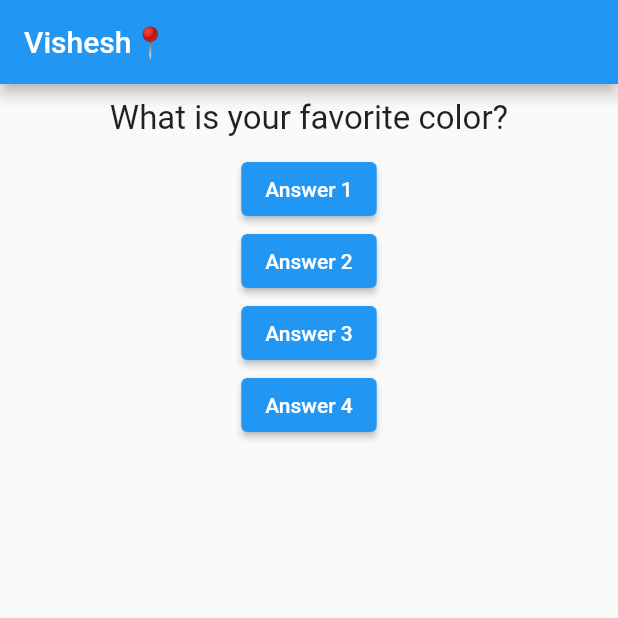
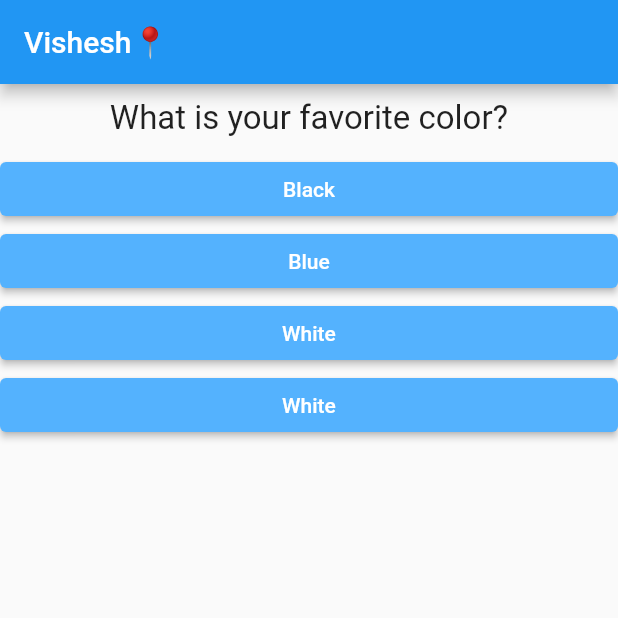
Before and after one commit to Vishesh-panghal/quiz_flutter, a Flutter app: the screen it shows after launch, on a phone screen of 412 x 824 dp, the top half of it. Run offline on Flutter 3.47's test engine with Material 2 defaults, Android fonts, the phone set to English and light mode, and no system bars.

Commit message:
complete app

```diff
--- /dev/null
+++ b/lib/answer.dart
@@ -0,0 +1,20 @@
+import 'package:flutter/material.dart';
+
+class Answer extends StatelessWidget {
+  final VoidCallback selectHandler;
+  final String answerText; // it takes no input and dose't give any output
+  Answer(this.selectHandler, this.answerText);
+
+  @override
+  Widget build(BuildContext context) {
+    return Container(
+      width: double.infinity,
+      child: ElevatedButton(
+          style: ElevatedButton.styleFrom(
+              primary: Color.fromARGB(255, 84, 178, 254),
+              onPrimary: Colors.white),
+          child: Text(answerText),
+          onPressed: selectHandler),
+    );
+  }
+}
--- a/lib/main.dart
+++ b/lib/main.dart
@@ -1,5 +1,9 @@
 import 'package:flutter/material.dart';
+import 'package:flutter_complete_guide/result.dart';
 import './question.dart';
+import 'answer.dart';
+import './quiz.dart';
+import './quiz.dart';
 
 void main() => runApp(MyApp());
 
@@ -9,44 +13,77 @@ class MyApp extends StatefulWidget {
 } // This class is used to make the stateful Widget for this every time this  class will change according to next.
 
 class _MyAppState extends State<MyApp> {
-  var questionIndex = 0;
+  final _questions = const [
+    {
+      'qs1': 'What is your favorite color?',
+      'answer': [
+        {'text': 'Black', 'score': 1},
+        {'text': 'Blue', 'score': 7},
+        {'text': 'White', 'score': 9},
+        {'text': 'White', 'score': 5}
+      ]
+    },
+    {
+      'qs1': 'What is your favorite animal?',
+      'answer': [
+        {'text': 'Lion', 'score': 7},
+        {'text': 'Cat', 'score': 5},
+        {'text': 'Dog', 'score': 1},
+        {'text': 'Horse', 'score': 9}
+      ]
+    },
+    {
+      'qs1': 'What is your favorite food?',
+      'answer': [
+        {'text': 'Kheer', 'score': 5},
+        {'text': 'Rice', 'score': 9},
+        {'text': 'Idli-Dosa', 'score': 7},
+        {'text': 'Pizza', 'score': 1}
+      ]
+    },
+    {
+      'qs1': 'What is your favorite place to visit?',
+      'answer': [
+        {'text': 'Taj Mahal', 'score': 7},
+        {'text': 'The great Pyramids of Giza', 'score': 5},
+        {'text': 'Macchu-Pichu', 'score': 1},
+        {'text': 'Burj Khilfa', 'score': 9}
+      ]
+    }
+  ];
+  var _questionIndex = 0;
+  var _totalScore = 0;
+  void _resetQuiz() {
+    setState(() {
+      _questionIndex = 0;
+      _totalScore = 0;
+    });
+  }
 
-  void answerQuestion() {
+  void _answerQuestion(int score) {
+    _totalScore += score;
+    if (_questionIndex < _questions.length) {}
     setState(() {
       // this is responsible for change questions.// it again run build function
-      questionIndex = questionIndex + 1;
+      _questionIndex = _questionIndex + 1;
     });
-    print(questionIndex);
+    print(_questionIndex);
   }
 
   @override
   Widget build(BuildContext context) {
-    var questions = [
-      'What is your favorite color?',
-      'What is your favorite animal?',
-      'What is your favorite food?',
-      'What is your favorite country?'
-    ];
     return MaterialApp(
       home: Scaffold(
         appBar: AppBar(
           title: Text('Vishesh📍'),
         ),
-        body: Column(
-          children: [
-            Questions(questions[questionIndex]),
-            ElevatedButton(onPressed: answerQuestion, child: Text("Answer 1")),
-            ElevatedButton(
-                onPressed: () => print("Answer 2 choose"),
-                child: Text("Answer 2")),
-            ElevatedButton(
-                onPressed: () => print("Answer 3 chosen"),
-                child: Text("Answer 3")),
-            ElevatedButton(
-                onPressed: () => print("Answer 4 chosen"),
-                child: Text("Answer 4")),
-          ],
-        ),
+        body: _questionIndex < _questions.length
+            ? Quiz(
+                answerQuestion: _answerQuestion,
+                questionIndex: _questionIndex,
+                questions: _questions,
+              )
+            : Result(_totalScore, _resetQuiz),
       ),
     );
   }
--- /dev/null
+++ b/lib/quiz.dart
@@ -0,0 +1,28 @@
+import 'package:flutter/material.dart';
+import './answer.dart';
+import './question.dart';
+import './main.dart';
+
+class Quiz extends StatelessWidget {
+  final List<Map<String, Object>> questions;
+  final int questionIndex;
+  final Function answerQuestion;
+
+  Quiz(
+      {@required this.answerQuestion,
+      @required this.questions,
+      @required this.questionIndex});
+
+  @override
+  Widget build(BuildContext context) {
+    return Column(
+      children: [
+        Questions(questions[questionIndex]['qs1']),
+        ...(questions[questionIndex]['answer'] as List<Map<String, Object>>)
+            .map((answer) {
+          return Answer(() => answerQuestion(answer['score']), answer['text']);
+        }).toList() // ... is s spreader in dart it is used to septate the list from upper one
+      ],
+    );
+  }
+}
```
Also changed, not shown: lib/result.dart (added, +47 -0 lines).
